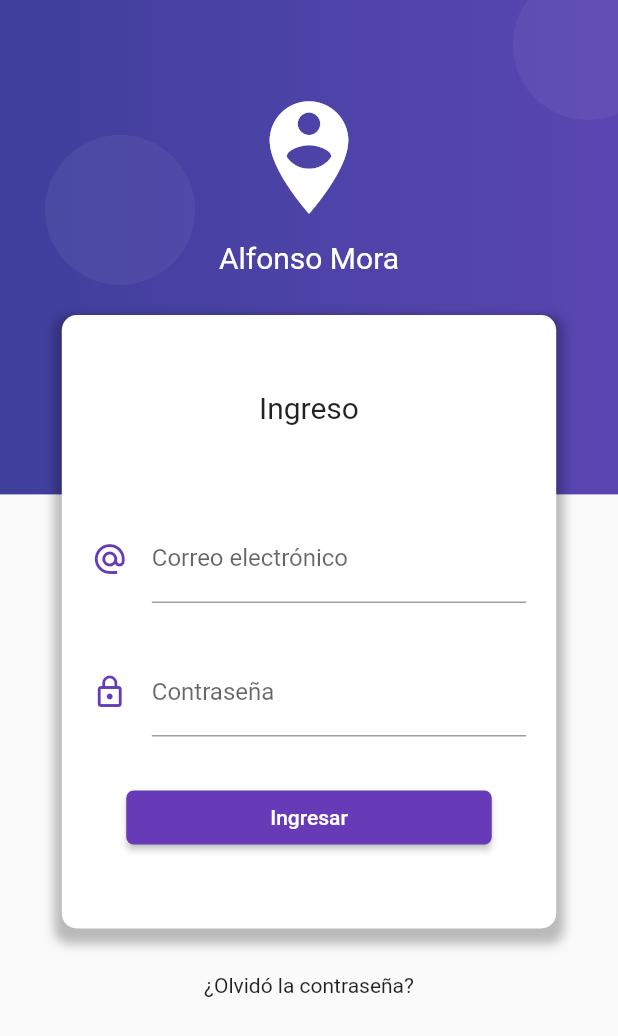
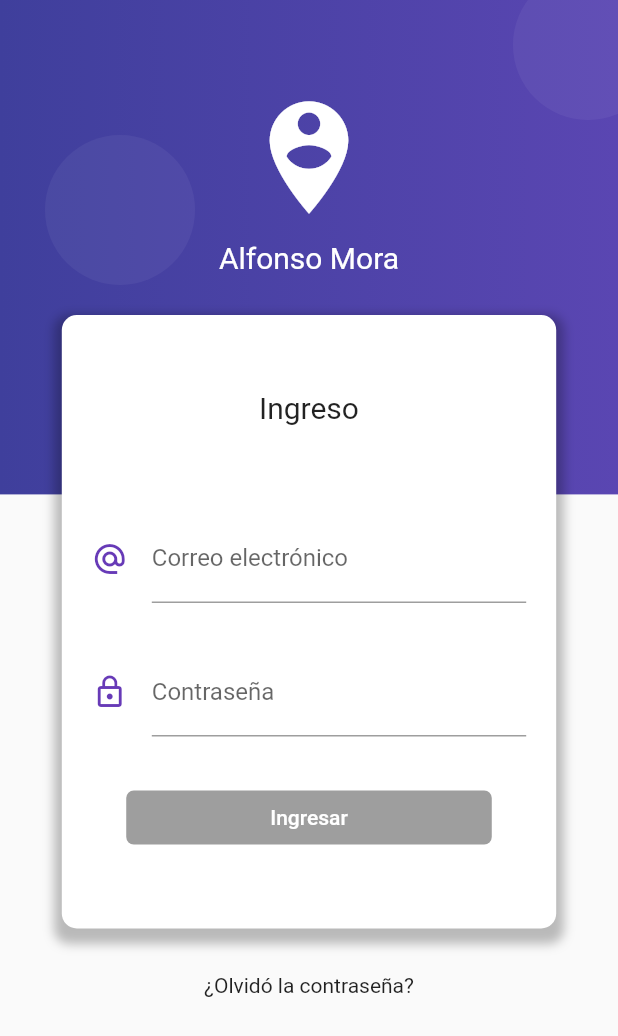
Before and after one commit to alfonsomorab/login_example_flutter, a Flutter app: the screen it shows after launch, on a phone screen of 412 x 824 dp. Shown: the top 1036 px of the screen. Run offline on Flutter 3.47's test engine with Material 2 defaults, Android fonts, the phone set to English and light mode, and no system bars; our stand-ins replace rxdart.

Commit message:
add block

```diff
--- a/lib/main.dart
+++ b/lib/main.dart
@@ -1,4 +1,5 @@
 import 'package:flutter/material.dart';
+import 'package:loginexample/src/blocs/provider.dart';
 import 'package:loginexample/src/pages/home_page.dart';
 import 'package:loginexample/src/pages/login_page.dart';
 
@@ -7,7 +8,9 @@ void main() => runApp(MyApp());
 class MyApp extends StatelessWidget {
   @override
   Widget build(BuildContext context) {
-    return MaterialApp(
+
+    return Provider(
+      child: MaterialApp(
         title: 'Login Example',
         debugShowCheckedModeBanner: false,
         initialRoute: 'login',
@@ -16,6 +19,10 @@ class MyApp extends StatelessWidget {
           'login'   : (BuildContext context) => LoginPage(),
 
         },
+        theme: ThemeData(
+          primaryColor: Colors.deepPurple
+        ),
+      ),
     );
   }
 }
--- a/lib/src/blocs/login_bloc.dart
+++ b/lib/src/blocs/login_bloc.dart
@@ -0,0 +1,27 @@
+import 'dart:async';
+
+import 'package:loginexample/src/blocs/validators.dart';
+import 'package:rxdart/rxdart.dart';
+
+class LoginBloc with Validators {
+
+  final _emailController = BehaviorSubject<String>();
+  final _passwordController = BehaviorSubject<String>();
+
+  // Get values from stream
+  Stream<String> get emailStream    => _emailController.stream.transform( validateEmail );
+  Stream<String> get passwordStream => _passwordController.stream.transform( validatePassword );
+
+  Stream<bool> get formValidStream  =>
+    CombineLatestStream.combine2(emailStream, passwordStream, (e , p) => true);
+
+  // Add values to stream
+  Function(String) get changeEmail    => _emailController.sink.add;
+  Function(String) get changePassword => _passwordController.sink.add;
+
+  dispose(){
+    _emailController?.close();
+    _passwordController?.close();
+  }
+
+}
--- /dev/null
+++ b/lib/src/blocs/provider.dart
@@ -0,0 +1,19 @@
+import 'package:flutter/material.dart';
+import 'package:loginexample/src/blocs/login_bloc.dart';
+export 'package:loginexample/src/blocs/login_bloc.dart';
+
+class Provider extends InheritedWidget {
+
+  final loginBloc = LoginBloc();
+
+  Provider ({ Key key, Widget child})
+    : super(key: key, child: child);
+
+  @override
+  bool updateShouldNotify(InheritedWidget oldWidget) => true;
+
+  static LoginBloc of (BuildContext context) {
+    return context.dependOnInheritedWidgetOfExactType<Provider>().loginBloc;
+  }
+
+}
--- a/lib/src/pages/login_page.dart
+++ b/lib/src/pages/login_page.dart
@@ -1,4 +1,5 @@
 import 'package:flutter/material.dart';
+import 'package:loginexample/src/blocs/provider.dart';
 
 class LoginPage extends StatelessWidget {
 
@@ -67,6 +68,7 @@ class LoginPage extends StatelessWidget {
 
   _createLoginForm(BuildContext context) {
 
+    final bloc = Provider.of(context);
     final size = MediaQuery.of(context).size;
 
     return SingleChildScrollView(
@@ -99,11 +101,11 @@ class LoginPage extends StatelessWidget {
               children: <Widget>[
                 Text('Ingreso', style: TextStyle(fontSize: 20.0),),
                 SizedBox(height: 60.0),
-                _createInputEmail(),
+                _createInputEmail( bloc ),
                 SizedBox(height: 30.0),
-                _createInputPassword(),
+                _createInputPassword( bloc ),
                 SizedBox(height: 30.0),
-                _createButton(),
+                _createButton( bloc ),
               ],
             ),
           ),
@@ -117,7 +119,12 @@ class LoginPage extends StatelessWidget {
 
   }
 
-  _createInputEmail(){
+  _createInputEmail( LoginBloc bloc ){
+
+    return StreamBuilder(
+      stream: bloc.emailStream,
+      builder: (BuildContext context, AsyncSnapshot snapshot) {
+
         return Container(
           padding: EdgeInsets.symmetric(horizontal: 20.0),
           child: TextField(
@@ -126,12 +133,23 @@ class LoginPage extends StatelessWidget {
               icon: Icon( Icons.alternate_email , color: Colors.deepPurple ),
               hintText: 'ejemplo@correo.com',
               labelText: 'Correo electrónico',
+              counterText: snapshot.data,
+              errorText: snapshot.error
             ),
+            onChanged: bloc.changeEmail ,
           ),
+        );
+
+      },
     );
   }
 
-  _createInputPassword(){
+  _createInputPassword( LoginBloc bloc ){
+
+    return StreamBuilder(
+      stream: bloc.passwordStream,
+      builder: (BuildContext context, AsyncSnapshot snapshot) {
+
         return Container(
           padding: EdgeInsets.symmetric(horizontal: 20.0),
           child: TextField(
@@ -139,14 +157,25 @@ class LoginPage extends StatelessWidget {
             decoration: InputDecoration(
               icon: Icon( Icons.lock_outline , color: Colors.deepPurple ),
               labelText: 'Contraseña',
+              counterText: snapshot.data,
+              errorText: snapshot.error
             ),
+            onChanged: bloc.changePassword,
           ),
+        );
+
+      },
     );
   }
 
-  _createButton(){
+  _createButton( LoginBloc bloc ){
+
+    return StreamBuilder(
+      stream: bloc.formValidStream,
+      builder: (BuildContext context, AsyncSnapshot snapshot) {
+
         return RaisedButton(
-      onPressed: (){},
+          onPressed: (!snapshot.hasData) ? null : (){},
           child: Container(
             padding: EdgeInsets.symmetric(horizontal: 80.0, vertical: 5.0),
             child: Text('Ingresar'),
@@ -157,5 +186,9 @@ class LoginPage extends StatelessWidget {
           color: Colors.deepPurple,
           textColor: Colors.white,
         );
+
+      },
+    );
+
   }
 }
--- a/pubspec.yaml
+++ b/pubspec.yaml
@@ -23,6 +23,7 @@ dependencies:
   # The following adds the Cupertino Icons font to your application.
   # Use with the CupertinoIcons class for iOS style icons.
   cupertino_icons: ^0.1.2
+  rxdart: ^0.24.0
 
 dev_dependencies:
   flutter_test:
```
Also changed, not shown: lib/src/blocs/validators.dart (added, +34 -0 lines), pubspec.lock. Lines whose indentation alone changed are shown as unchanged.
